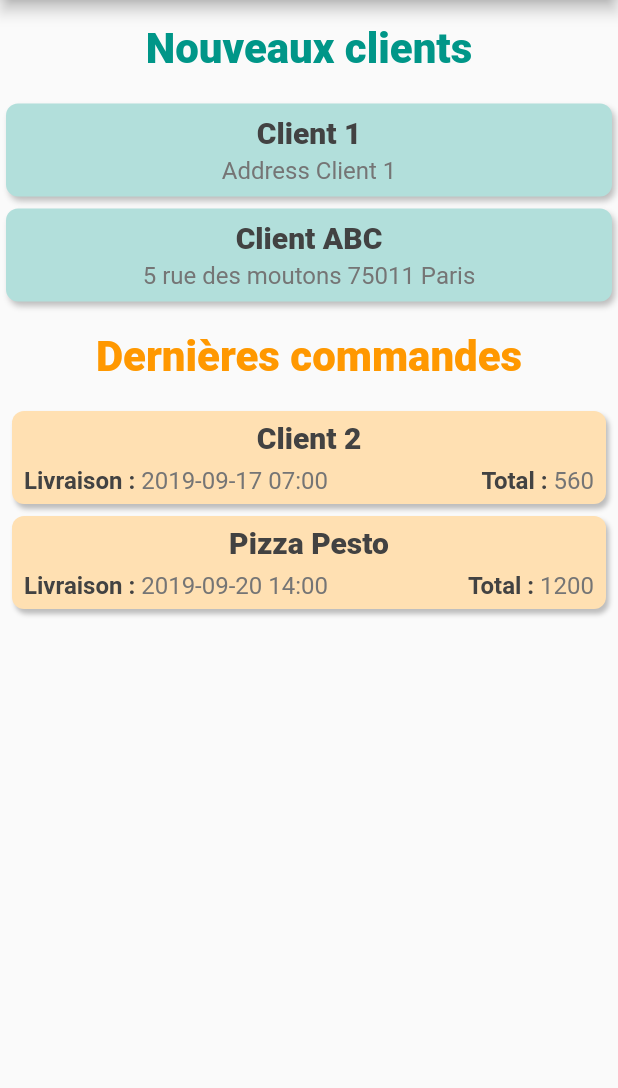
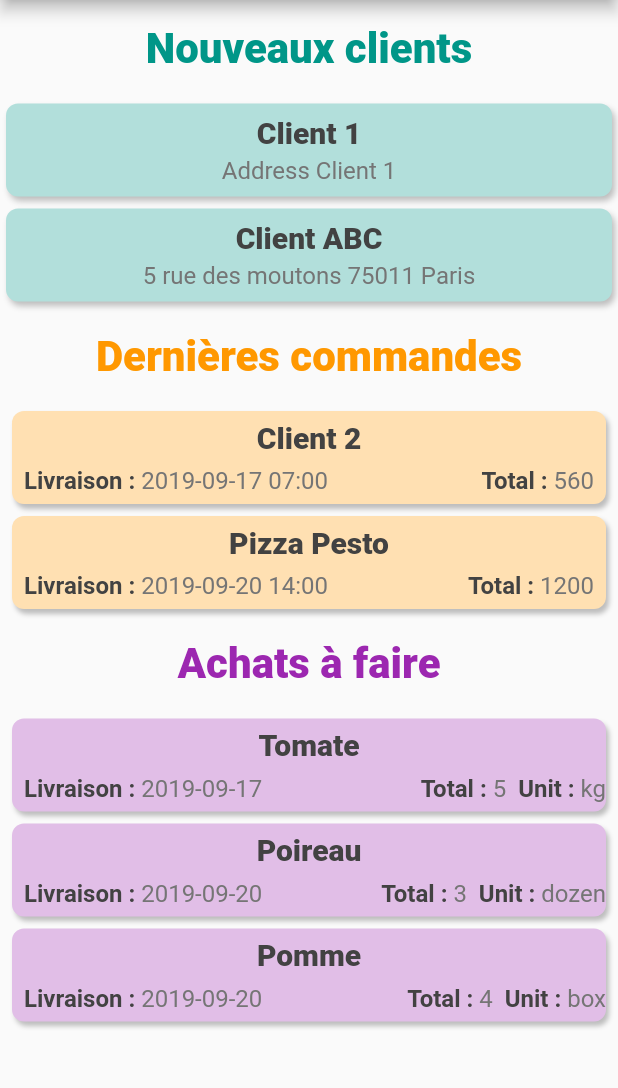
Before and after one commit to Xuffasch/flutter_primeur, a Flutter app: the screen it shows after launch, on a phone screen of 412 x 824 dp, the part 84-1172 px from its top. Run offline on Flutter 3.47's test engine with Material 2 defaults, Android fonts, the phone set to English and light mode, and no system bars.

Commit message:
Creates and implements procurement section

```diff
--- /dev/null
+++ b/primeur/lib/Dashboard/elements-procurement.dart
@@ -0,0 +1,103 @@
+import 'package:flutter/material.dart';
+import 'package:intl/intl.dart';
+
+import 'styles-dashboard.dart';
+
+enum Units {
+  single,
+  dozen,
+  box,
+  kg,
+}
+
+class ProcurementBanner extends StatelessWidget {
+  final title;
+
+  const ProcurementBanner({
+    this.title
+  });
+
+  @override
+  Widget build(BuildContext context) {
+    return Container(
+      margin: EdgeInsets.all(8.0),
+      padding: EdgeInsets.all(8.0),
+      child: Column(
+        children: <Widget>[
+          Text(title, style: DashboardTitle.procurement),
+        ],
+      ),
+    );
+  }
+}
+
+class ProcurementContent extends StatelessWidget {
+  final String produce;
+  final DateTime dueDate;
+  final int quantity;
+  final Units unit;
+
+  const ProcurementContent({
+    this.produce,
+    this.dueDate,
+    this.quantity,
+    this.unit
+  });
+
+  String get dueDateFormatted => DateFormat("yyyy-MM-dd").format(dueDate);
+
+  String get unitForm => unit == Units.single
+                        ? 'single'
+                        : unit == Units.dozen
+                        ? 'dozen'
+                        : unit == Units.box
+                        ? 'box'
+                        : unit == Units.kg
+                        ? 'kg'
+                        : 'unknown';
+
+  @override
+  Widget build(BuildContext context) {
+        return Container(
+      // height: itemH,
+      margin: EdgeInsets.symmetric(vertical: 4.0, horizontal: 8.0),
+      padding: EdgeInsets.symmetric(vertical: 6.0),
+      decoration: BoxDecoration(
+        color: Colors.purple[100],
+        shape: BoxShape.rectangle,
+        borderRadius: BorderRadius.circular(8.0),
+        // border: Border.all(width: 1.0, color: Colors.blueGrey),
+        boxShadow: <BoxShadow>[
+          BoxShadow(
+            color: Colors.grey[400],
+            blurRadius: 2.0,
+            offset: new Offset(2.0, 3.0),
+          ),
+        ],
+      ),
+      child: Column(
+        children: <Widget>[
+          Text(produce, style: DashboardSection.mainLabel),
+          SizedBox(height: 8.0),
+          Row(
+            mainAxisAlignment: MainAxisAlignment.end,
+            crossAxisAlignment: CrossAxisAlignment.baseline,
+            textBaseline: TextBaseline.alphabetic,
+            children: <Widget>[
+              SizedBox(width: 8.0),
+              Text("Livraison : ", style: DashboardSection.label),
+              Expanded(
+                child: Text(dueDateFormatted, style: DashboardSection.value),
+              ),
+              Text("Total : ", style: DashboardSection.label),
+              Text(quantity.toString(), style: DashboardSection.value),
+              SizedBox(width: 8.0,),
+              Text("Unit : ", style: DashboardSection.label),
+              Text(unitForm, style: DashboardSection.value)
+            ],
+          ),
+        ],
+      ),
+    );
+  }
+}
--- a/primeur/lib/main.dart
+++ b/primeur/lib/main.dart
@@ -1,4 +1,5 @@
 import 'package:flutter/material.dart';
+import 'package:primeur/Dashboard/elements-procurement.dart';
 import 'Dashboard/elements-client.dart';
 import 'Dashboard/elements-order.dart';
 
@@ -55,6 +56,11 @@ class _MyHomePageState extends State<MyHomePage> {
                         livraison: DateTime.utc(2019, 09, 17, 7, 00)),
           OrderContent(clientName: 'Pizza Pesto', total: 1200,
                         livraison: DateTime.utc(2019, 09, 20, 14, 00)),
+          // Procurement
+          ProcurementBanner(title: 'Achats à faire'),
+          ProcurementContent(produce: "Tomate", dueDate: DateTime.utc(2019,09,17), quantity: 5, unit: Units.kg),
+          ProcurementContent(produce: "Poireau", dueDate: DateTime.utc(2019,09,20), quantity: 3, unit: Units.dozen),
+          ProcurementContent(produce: 'Pomme', dueDate: DateTime.utc(2019,09,20), quantity: 4, unit: Units.box)
         ],
       ),
 
```
